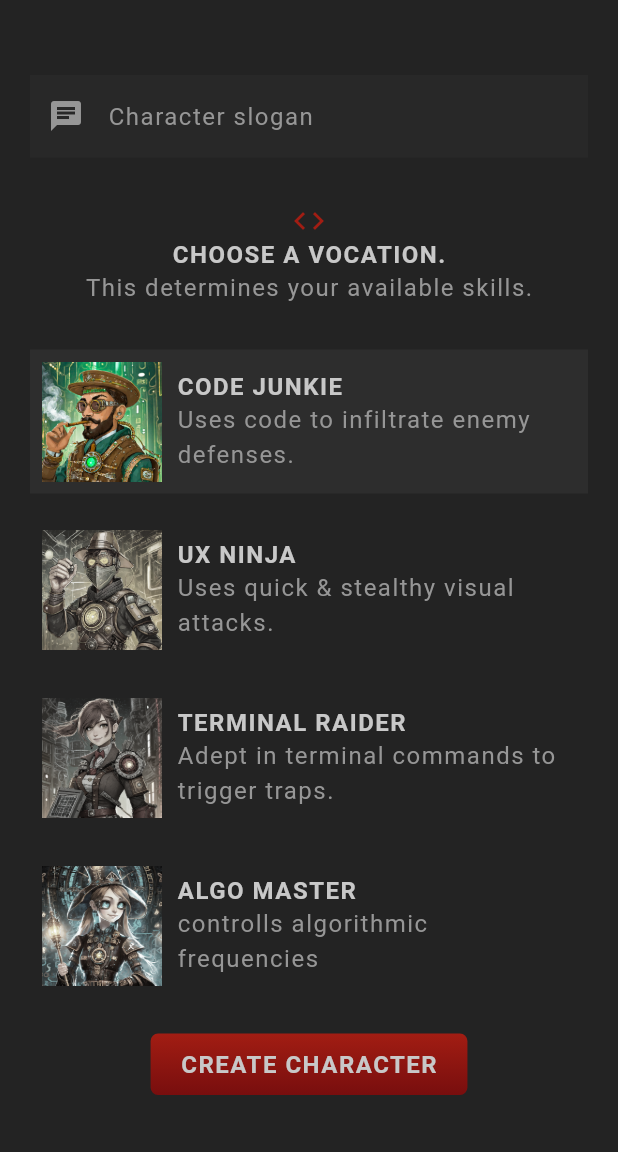
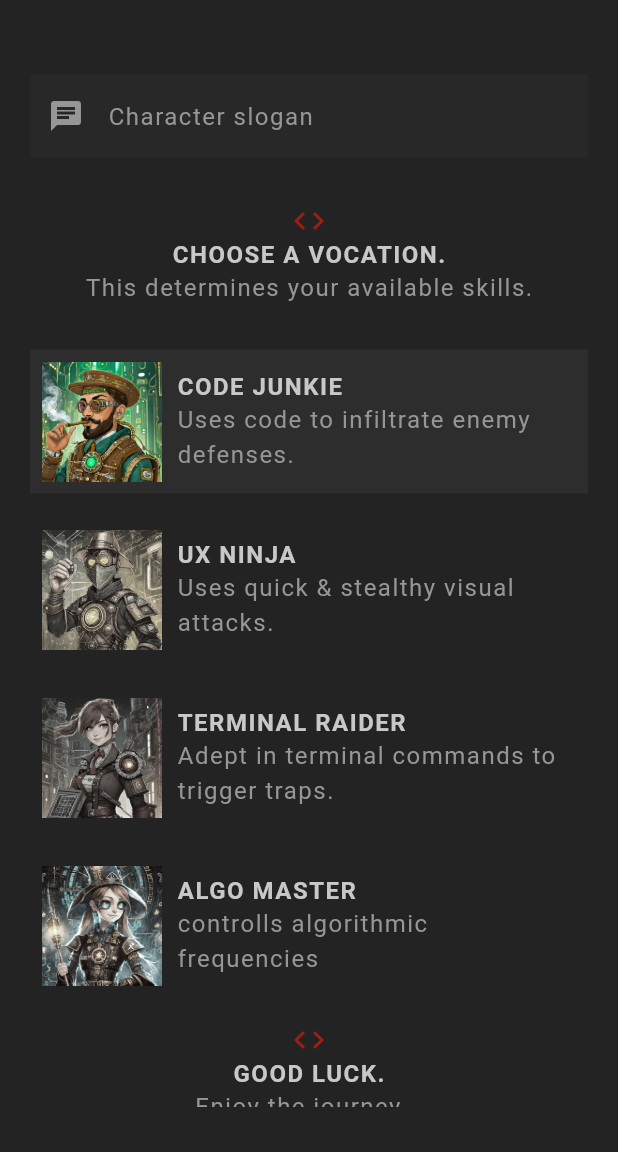
Before and after one commit to JJILU/FLUTTER_CHARACTER_CREATION_APP_NN, a Flutter app: the screen it shows after launch, scrolled down 153 dp, on a phone screen of 412 x 824 dp, the part 84-1236 px from its top. Run offline on Flutter 3.47's test engine with Material 3 defaults, Android fonts, the phone set to English and light mode, and no system bars; our stand-ins replace google_fonts; Roboto replaces fonts that are missing (Kanit).

Commit message:
user input section complete

```diff
--- a/lib/screens/create/create.dart
+++ b/lib/screens/create/create.dart
@@ -1,3 +1,4 @@
+import 'package:character_creation_app/models/character.dart';
 import 'package:character_creation_app/models/vocation.dart';
 import 'package:character_creation_app/screens/create/vocation_card.dart';
 import 'package:character_creation_app/shared/styled_button.dart';
@@ -6,6 +7,9 @@ import 'package:google_fonts/google_fonts.dart';
 
 import 'package:character_creation_app/shared/styled_text.dart';
 import 'package:character_creation_app/theme.dart';
+import 'package:uuid/uuid.dart';
+
+var uuid = const Uuid();
 
 class Create extends StatefulWidget {
   const Create({super.key});
@@ -38,16 +42,20 @@ class _CreateState extends State<Create> {
   // submit handler
   void handleSubmit() {
     if (_nameController.text.trim().isEmpty) {
-      print('name must not empty');
+      // show error dialog
       return;
     }
     if (_sloganController.text.trim().isEmpty) {
-      print('slogan must not empty');
+      // show error dialog
       return;
     }
 
-    print(_nameController.text);
-    print(_sloganController.text);
+    characters.add(Character(
+      name: _nameController.text.trim(),
+      slogan: _sloganController.text.trim(),
+      vocation: selectedVocation,
+      id: uuid.v4()
+    ));
   }
 
   @override
@@ -156,6 +164,27 @@ class _CreateState extends State<Create> {
                   onTap: updateVocation,
                   vocation: Vocation.algorithmic),
 
+              // goodluck message
+              Center(
+                child: Icon(
+                  Icons.code,
+                  color: AppColors.primaryColor,
+                ),
+              ),
+
+              const Center(
+                child: StyledHeading('Good Luck.'),
+              ),
+
+              const Center(
+                child: StyledText('Enjoy the journey...'),
+              ),
+
+              const SizedBox(
+                height: 30,
+              ),
+
+
               Center(
                 child: StyledButton(
                   onPressed: handleSubmit,
--- a/pubspec.yaml
+++ b/pubspec.yaml
@@ -36,6 +36,7 @@ dependencies:
   # Use with the CupertinoIcons class for iOS style icons.
   cupertino_icons: ^1.0.8
   google_fonts: ^6.2.1
+  uuid: ^4.5.1
 
 dev_dependencies:
   flutter_test:
```
Also changed, not shown: pubspec.lock. Lines whose indentation alone changed are shown as unchanged.
